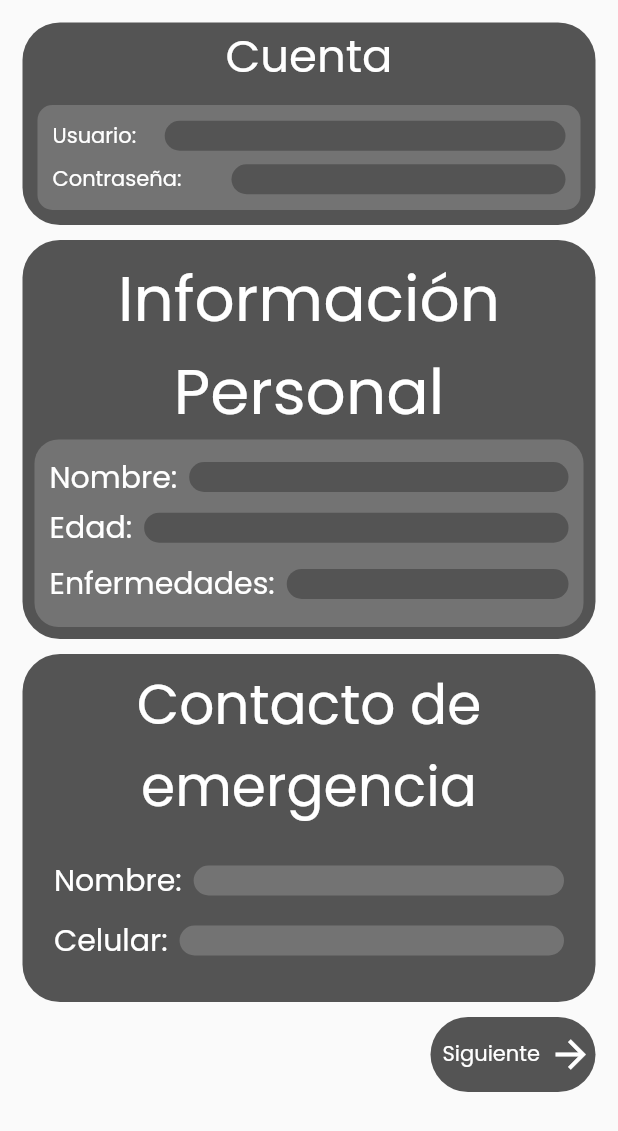
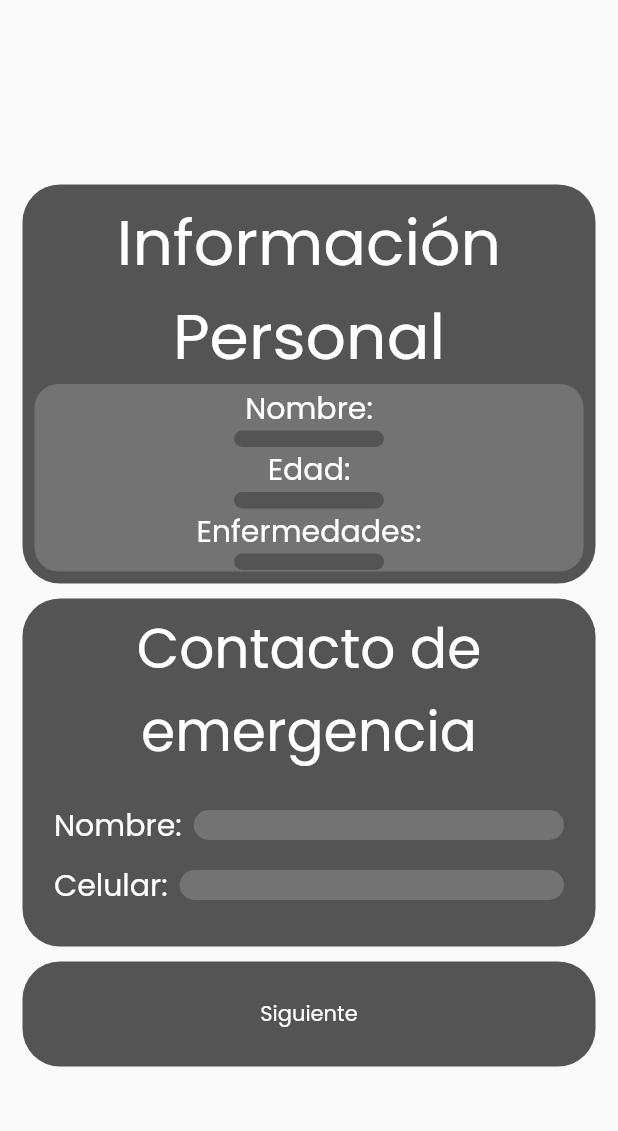
Before and after one commit to Alefig12/alarmed, a Flutter app: the RegistrationPage screen opened directly, on a phone screen of 412 x 824 dp. Shown: the top 1131 px of the screen. Run offline on Flutter 3.47's test engine with Material 2 defaults, Android fonts, the light colour scheme and no system bars; our stand-ins replace flutter_local_notifications, font_awesome_flutter, get, numberpicker, rxdart, timezone; missing offline and left inert: flutter_shake_animated.

Commit message:
Changes front

```diff
--- a/lib/ui/app.dart
+++ b/lib/ui/app.dart
@@ -20,7 +20,7 @@ class MyApp extends StatelessWidget {
       debugShowCheckedModeBanner: false,
       title: 'Alarmed',
       theme: ThemeData(primarySwatch: Colors.blue, fontFamily: 'Poppins'),
-      home: NavigationPage(),
+      home: RegistrationPage(),
     );
   }
 }
--- a/lib/ui/pages/Registration_page.dart
+++ b/lib/ui/pages/Registration_page.dart
@@ -21,72 +21,11 @@ class _RegistrationPageState extends State<RegistrationPage> {
       resizeToAvoidBottomInset: false,
       key: Key('RegistrationScaffold'),
       body: SafeArea(
-          child: SingleChildScrollView(
         child: Center(
           child: Container(
             padding: EdgeInsets.all(15),
-                child: Column(children: [
-                  MainRoundedBox(
-                    child: Column(
-                      children: [
-                        Text('Cuenta',
-                            textAlign: TextAlign.center,
-                            style:
-                                TextStyle(fontSize: 30, color: Colors.white)),
-                        Padding(
-                          padding: const EdgeInsets.all(10),
-                          child: MainRoundedBox(
-                            padding: 10,
-                            radius: 10,
-                            color: Constant.inCont,
-                            child: Column(children: [
-                              Row(
-                                  mainAxisAlignment:
-                                      MainAxisAlignment.spaceEvenly,
-                                  children: [
-                                    Expanded(
-                                      flex: 1,
-                                      child: Text('Usuario:',
-                                          style:
-                                              TextStyle(color: Colors.white)),
-                                    ),
-                                    SizedBox(
-                                      width: 8,
-                                    ),
-                                    Expanded(
-                                        flex: 4,
-                                        child: RoundTextInput(
-                                            color: Constant.mainCont)),
-                                  ]),
-                              SizedBox(
-                                height: 8,
-                              ),
-                              Row(
-                                  mainAxisAlignment:
-                                      MainAxisAlignment.spaceEvenly,
-                                  children: [
-                                    Expanded(
-                                      flex: 2,
-                                      child: Text(
-                                        'Contraseña:',
-                                        style: TextStyle(color: Colors.white),
-                                      ),
-                                    ),
-                                    SizedBox(
-                                      width: 8,
-                                    ),
-                                    Expanded(
-                                        flex: 4,
-                                        child: RoundTextInput(
-                                            color: Constant.mainCont))
-                                  ])
-                            ]),
-                          ),
-                        ),
-                      ],
-                    ),
-                    color: Constant.mainCont,
-                  ),
+            child:
+                Column(mainAxisAlignment: MainAxisAlignment.center, children: [
               SizedBox(height: 10),
               MainRoundedBox(
                   padding: 8,
@@ -100,57 +39,44 @@ class _RegistrationPageState extends State<RegistrationPage> {
                           child: Text('Información \nPersonal',
                               textAlign: TextAlign.center,
                               style: TextStyle(
-                                      fontSize: 45, color: Constant.title)),
+                                  fontSize: 25, color: Constant.title)),
                         ),
                       ),
                       Expanded(
                         child: Container(
-                                padding: const EdgeInsets.all(10),
-                                child: SizedBox(
+                            padding: const EdgeInsets.all(1),
                             width: double.infinity,
                             child: Column(children: [
-                                      Row(children: [
                               Text('Nombre:',
                                   style: TextStyle(
-                                                color: Constant.title,
-                                                fontSize: 20)),
+                                      color: Constant.title, fontSize: 20)),
+                              SizedBox(
+                                width: 20,
+                              ),
+                              Expanded(
+                                child: RoundTextInput(
+                                  color: Constant.mainCont,
+                                ),
+                              ),
+                              Text('Edad:',
+                                  style: TextStyle(
+                                      color: Constant.title, fontSize: 20)),
                               SizedBox(
                                 width: 8,
                               ),
                               Expanded(
-                                          child: RoundTextInput(
-                                              color: Constant.mainCont),
-                                        )
-                                      ]),
-                                      Expanded(
-                                          child: Row(children: [
-                                        Text('Edad:',
+                                child: RoundTextInput(color: Constant.mainCont),
+                              ),
+                              Text('Enfermedades:',
                                   style: TextStyle(
-                                                color: Constant.title,
-                                                fontSize: 20)),
+                                      color: Constant.title, fontSize: 20)),
                               SizedBox(
                                 width: 8,
                               ),
                               Expanded(
-                                          child: RoundTextInput(
-                                              color: Constant.mainCont),
-                                        )
-                                      ])),
-                                      Expanded(
-                                          child: Row(children: [
-                                        Text('Enfermedades:',
-                                            style: TextStyle(
-                                                color: Constant.title,
-                                                fontSize: 20)),
-                                        SizedBox(
-                                          width: 8,
+                                child: RoundTextInput(color: Constant.mainCont),
                               ),
-                                        Expanded(
-                                          child: RoundTextInput(
-                                              color: Constant.mainCont),
-                                        )
-                                      ])),
-                                    ])),
+                            ]),
                             decoration: BoxDecoration(
                               color: Constant.inCont,
                               borderRadius: BorderRadius.circular(16),
@@ -221,36 +147,28 @@ class _RegistrationPageState extends State<RegistrationPage> {
                   )),
               SizedBox(height: 10),
               Align(
-                    alignment: Alignment.bottomRight,
+                alignment: Alignment.center,
                 child: RoundTextButton(
                   child: Row(children: [
                     Expanded(
                       flex: 3,
                       child: Text(
                         'Siguiente',
+                        textAlign: TextAlign.center,
                         style: TextStyle(
-                                color: Constant.title,
-                                fontWeight: FontWeight.w400),
+                            color: Constant.title, fontWeight: FontWeight.w400),
                       ),
                     ),
-                        Expanded(
-                          flex: 1,
-                          child: Icon(
-                            Icons.arrow_forward,
-                            color: Colors.white,
-                            size: 30.0,
-                          ),
-                        )
                   ]),
                   color: Constant.mainCont,
-                      width: 110,
-                      height: 50,
+                  width: 520,
+                  height: 70,
                 ),
               )
             ]),
           ),
         ),
       ),
-        ));
+    );
   }
 }
```
Also changed, not shown: pubspec.lock. Lines whose indentation alone changed are shown as unchanged.
